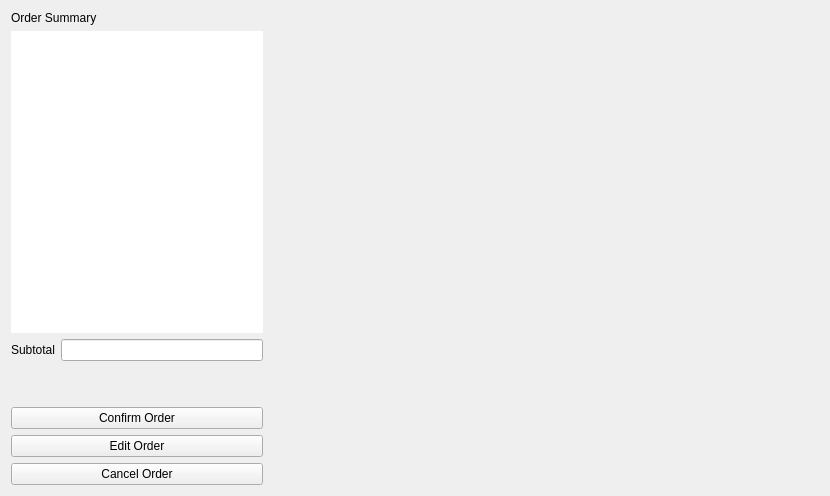
First picture: the form in menuwidget.ui, repository jwannamaker/CS1D_FastFoodProject, before the edit.
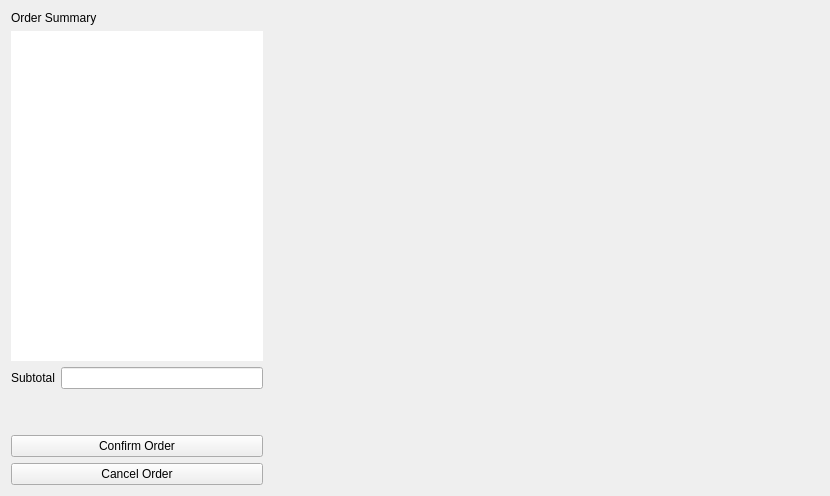
Second picture: the form after the edit.

Patch:
```diff
--- a/menuwidget.ui
+++ b/menuwidget.ui
@@ -26,7 +26,7 @@
         </widget>
        </item>
        <item>
-        <widget class="QListWidget" name="listWidget_menuItems">
+        <widget class="QTableWidget" name="tableWidget_orderItems">
          <property name="frameShape">
           <enum>QFrame::NoFrame</enum>
          </property>
@@ -77,13 +77,6 @@
          </property>
         </widget>
        </item>
-       <item>
-        <widget class="QPushButton" name="editButton">
-         <property name="text">
-          <string>Edit Order</string>
-         </property>
-        </widget>
-       </item>
        <item>
         <widget class="QPushButton" name="cancelButton">
          <property name="text">
```
Left out of the diff: 2 changed lines with no effect on the pictures.
